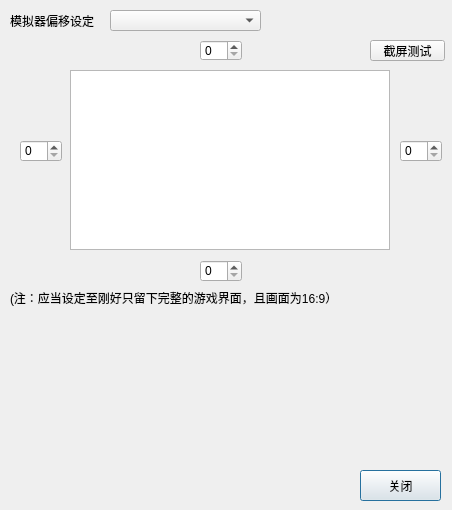
The window that configDialog.ui (Alive24/PCRJJCAnalyzer) describes before a commit, drawn with Qt 5.
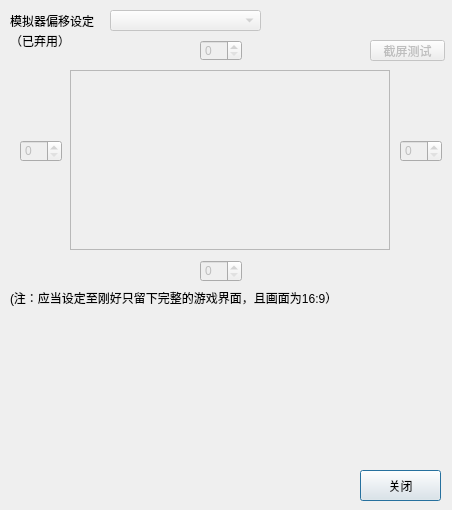
The same window after the commit.

Commit message: v0.1.1-beta1 1. 弃用offset偏移概念，注释掉相关代码，禁用掉相关控件

Patch:
```diff
--- a/configDialog.ui
+++ b/configDialog.ui
@@ -27,6 +27,9 @@
    </property>
   </widget>
   <widget class="QGraphicsView" name="marginOffsetPreviewBox">
+   <property name="enabled">
+    <bool>false</bool>
+   </property>
    <property name="geometry">
     <rect>
      <x>70</x>
@@ -43,6 +46,9 @@
    </property>
   </widget>
   <widget class="QSpinBox" name="marginOffsetSpinBoxLeft">
+   <property name="enabled">
+    <bool>false</bool>
+   </property>
    <property name="geometry">
     <rect>
      <x>20</x>
@@ -53,6 +59,9 @@
    </property>
   </widget>
   <widget class="QSpinBox" name="marginOffsetSpinBoxRight">
+   <property name="enabled">
+    <bool>false</bool>
+   </property>
    <property name="geometry">
     <rect>
      <x>400</x>
@@ -63,6 +72,9 @@
    </property>
   </widget>
   <widget class="QSpinBox" name="marginOffsetSpinBoxTop">
+   <property name="enabled">
+    <bool>false</bool>
+   </property>
    <property name="geometry">
     <rect>
      <x>200</x>
@@ -73,6 +85,9 @@
    </property>
   </widget>
   <widget class="QSpinBox" name="marginOffsetSpinBoxBottom">
+   <property name="enabled">
+    <bool>false</bool>
+   </property>
    <property name="geometry">
     <rect>
      <x>200</x>
@@ -96,6 +111,9 @@
    </property>
   </widget>
   <widget class="QComboBox" name="marginOffsetPresetComboBox">
+   <property name="enabled">
+    <bool>false</bool>
+   </property>
    <property name="geometry">
     <rect>
      <x>110</x>
@@ -119,6 +137,9 @@
    </property>
   </widget>
   <widget class="QPushButton" name="testScreenshotButton">
+   <property name="enabled">
+    <bool>false</bool>
+   </property>
    <property name="geometry">
     <rect>
      <x>370</x>
@@ -131,6 +152,19 @@
     <string>截屏测试</string>
    </property>
   </widget>
+  <widget class="QLabel" name="marginOffsetSetterLabel_2">
+   <property name="geometry">
+    <rect>
+     <x>10</x>
+     <y>30</y>
+     <width>91</width>
+     <height>21</height>
+    </rect>
+   </property>
+   <property name="text">
+    <string>（已弃用）</string>
+   </property>
+  </widget>
  </widget>
  <resources/>
  <connections/>
```
The commit also changes 2 other files.
